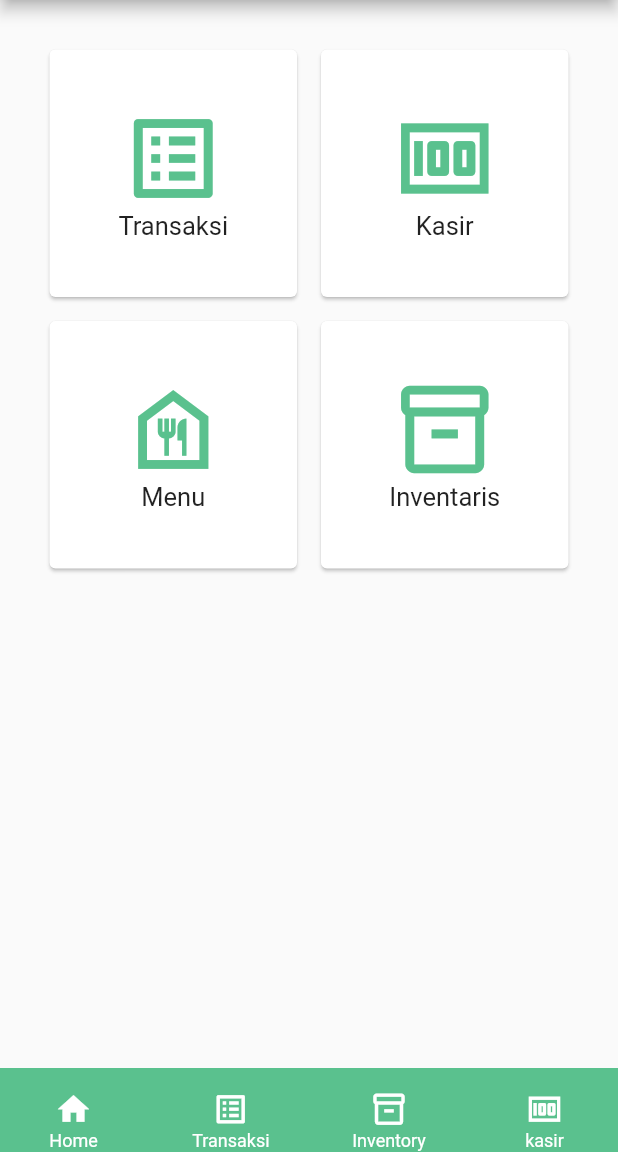
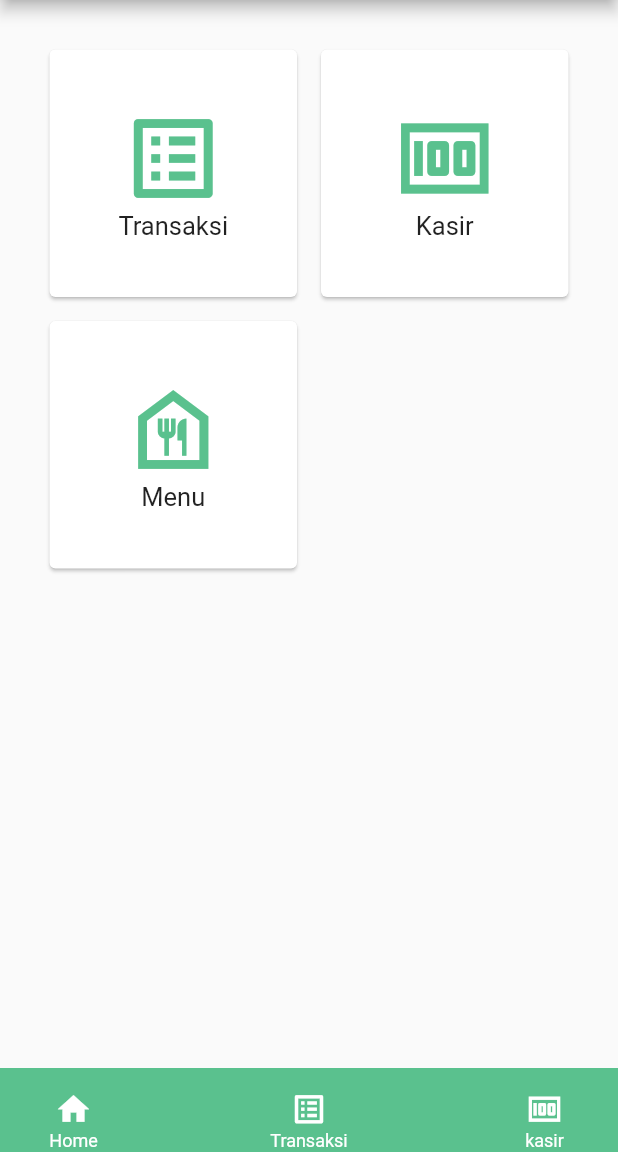
Before and after one commit to Fallebr/skripsi, a Flutter app: the Kasir screen opened directly, in the side drawer, after a tap on "Kasir", on a phone screen of 412 x 824 dp, the part 84-1236 px from its top. Run offline on Flutter 3.47's test engine with Material 2 defaults, Android fonts, the phone set to English and light mode, and no system bars; our stand-ins replace cloud_firestore, firebase_auth, firebase_core, get; missing offline and left inert: dart:ffi, esc_pos_utils; accounts and stored records are empty.

Commit message:
banyak kali

```diff
--- a/lib/commons/curved_navbar.dart
+++ b/lib/commons/curved_navbar.dart
@@ -59,18 +59,6 @@ class _CurvedNavigationBarState extends State<CurvedNavigationBar> {
                       });
                     }),
                 IconBottomBar(
-                    text: "Inventory",
-                    icon: Icons.inventory_2_outlined,
-                    selected: _selectedIndex == 2,
-                    onPressed: () {
-                      setState(() {
-                        Navigator.of(context).push(MaterialPageRoute(
-                          builder: (context) => Inventaris(),
-                        ));
-                        _selectedIndex = 2;
-                      });
-                    }),
-                IconBottomBar(
                     text: "kasir",
                     icon: Icons.money_outlined,
                     selected: _selectedIndex == 3,
--- a/lib/commons/navigation_drawer_widget.dart
+++ b/lib/commons/navigation_drawer_widget.dart
@@ -1,7 +1,7 @@
 import 'package:flutter/cupertino.dart';
 import 'package:flutter/material.dart';
+import 'package:reports/login/logadm.dart';
 import 'package:reports/main.dart';
-import 'package:reports/login/login.dart';
 import 'package:reports/pages/kasir.dart';
 import 'package:reports/pages/inventaris.dart';
 import 'package:reports/pages/report.dart';
@@ -28,19 +28,23 @@ class NavigationDrawerWidget extends StatelessWidget {
               icon: Icons.money_outlined,
               onClicked: () => selectedItem(context, 1),
             ),
-            const SizedBox(height: 16),
-            buildMenuItem(
-              text: 'Inventaris',
-              icon: Icons.inventory_2_outlined,
-              onClicked: () => selectedItem(context, 3),
-            ),
+            // const SizedBox(height: 16),
+            // buildMenuItem(
+            //   text: 'Inventaris',
+            //   icon: Icons.inventory_2_outlined,
+            //   onClicked: () => selectedItem(context, 3),
+            // ),
             const SizedBox(height: 16),
             Divider(color: Colors.white70),
             const SizedBox(height: 400),
             buildMenuItem(
               text: 'Logout',
               icon: Icons.logout_outlined,
-              onClicked: () => selectedItem(context, 4),
+              onClicked: () {
+                Navigator.of(context).push(MaterialPageRoute(
+                  builder: (context) => LogAdm(),
+                ));
+              },
             ),
           ],
         ),
@@ -84,11 +88,6 @@ class NavigationDrawerWidget extends StatelessWidget {
           builder: (context) => Inventaris(),
         ));
         break;
-      case 4:
-        Navigator.of(context).push(MaterialPageRoute(
-          builder: (context) => Login(),
-        ));
-        break;
     }
   }
 }
--- a/lib/commons/splash_screen.dart
+++ b/lib/commons/splash_screen.dart
@@ -2,7 +2,8 @@ import 'dart:async';
 
 import 'package:flutter/cupertino.dart';
 import 'package:flutter/material.dart';
-import 'package:reports/login/logAdm.dart';
+import 'package:reports/kasir/transaksi.dart';
+import 'package:reports/login/logadm.dart';
 import 'package:reports/pages/home.dart';
 
 class SplashScreen extends StatefulWidget {
@@ -16,7 +17,7 @@ class _SplashScreenState extends State<SplashScreen> {
     super.initState();
     Timer(const Duration(seconds: 2), () {
       Navigator.pushReplacement(
-          context, MaterialPageRoute(builder: (context) => Home()));
+          context, MaterialPageRoute(builder: (context) => Transaksi()));
     });
   }
 
--- a/lib/kasir/kasir2.dart
+++ b/lib/kasir/kasir2.dart
@@ -50,11 +50,12 @@ class Kasir2 extends StatelessWidget {
           Container(
             child: (_controller.orders.isNotEmpty)
                 ? Container(
-                    height: 300,
+                    height: 200,
                     child: ListView(
                       children: [
                         for (var order in _controller.orders.value)
-                          // total_pesanan += order.product!.harga * int.parse(order.qty),
+                          // total_pesanan +=
+                          //     order.product!.harga * int.parse(order.qty),
                           ListTile(
                             title: Text(order.product!.nama!),
                             subtitle: Text(order.product!.harga.toString()),
--- a/lib/models/nota.dart
+++ b/lib/models/nota.dart
@@ -4,6 +4,7 @@ class Nota {
   String? pelanggan;
   String? total;
   String? tanggal;
+  // String? time;
   List<Order>? orders;
 
   Nota({this.pelanggan, this.total, this.tanggal, this.orders});
@@ -18,6 +19,10 @@ class Nota {
         orders!.add(Order.fromJson(v));
       });
     }
+    // time = json['time'];
+    // if (json['orders'].foreach((v) {
+    //   orders!.add(Order.fromJson(v));
+    // })) ;
   }
 
   Map<String, dynamic> toJson() {
@@ -25,6 +30,7 @@ class Nota {
     data['pelanggan'] = pelanggan;
     data['total'] = total;
     data['tanggal'] = tanggal;
+    // data['time'] = time;
     if (orders != null) {
       data['orders'] = orders!.map((v) => v.toJson()).toList();
     }
--- a/lib/models/order.dart
+++ b/lib/models/order.dart
@@ -13,6 +13,8 @@ class Order {
     qty = json['qty'];
   }
 
+  get tanggal => null;
+
   Map<String, dynamic> toJson() {
     final Map<String, dynamic> data = <String, dynamic>{};
     if (product != null) {
--- a/lib/pages/kasir.dart
+++ b/lib/pages/kasir.dart
@@ -97,30 +97,30 @@ class _KasirState extends State<Kasir> {
               ),
             ),
           ),
-          Card(
-            margin: const EdgeInsets.all(8),
-            child: InkWell(
-              onTap: () {
-                Navigator.of(context).push(MaterialPageRoute(
-                  builder: (context) => Inventaris(),
-                ));
-              },
-              splashColor: Color(0xff5ac18e),
-              child: Center(
-                child: Column(
-                  mainAxisSize: MainAxisSize.min,
-                  children: const <Widget>[
-                    Icon(
-                      Icons.inventory_2_outlined,
-                      size: 70,
-                      color: Color(0xff5ac18e),
-                    ),
-                    Text("Inventaris", style: TextStyle(fontSize: 17.0)),
-                  ],
-                ),
-              ),
-            ),
-          ),
+          // Card(
+          //   margin: const EdgeInsets.all(8),
+          //   child: InkWell(
+          //     onTap: () {
+          //       Navigator.of(context).push(MaterialPageRoute(
+          //         builder: (context) => Inventaris(),
+          //       ));
+          //     },
+          //     splashColor: Color(0xff5ac18e),
+          //     child: Center(
+          //       child: Column(
+          //         mainAxisSize: MainAxisSize.min,
+          //         children: const <Widget>[
+          //           Icon(
+          //             Icons.inventory_2_outlined,
+          //             size: 70,
+          //             color: Color(0xff5ac18e),
+          //           ),
+          //           Text("Inventaris", style: TextStyle(fontSize: 17.0)),
+          //         ],
+          //       ),
+          //     ),
+          //   ),
+          // ),
         ],
       ),
       bottomNavigationBar: CurvedNavigationBar(),
```
Also changed, not shown: lib/kasir/detail_transaksi.dart (+8 -2 lines), lib/kasir/transaksi.dart (+9 -0 lines), lib/login/logadm.dart (+3 -4 lines), lib/login/login.dart (+69 -49 lines), lib/login/register.dart (added, +12 -0 lines), lib/main.dart (+6 -1 lines), lib/slide_home/first_bar.dart (+16 -60 lines), lib/slide_home/third_bar.dart (+10 -1 lines).
